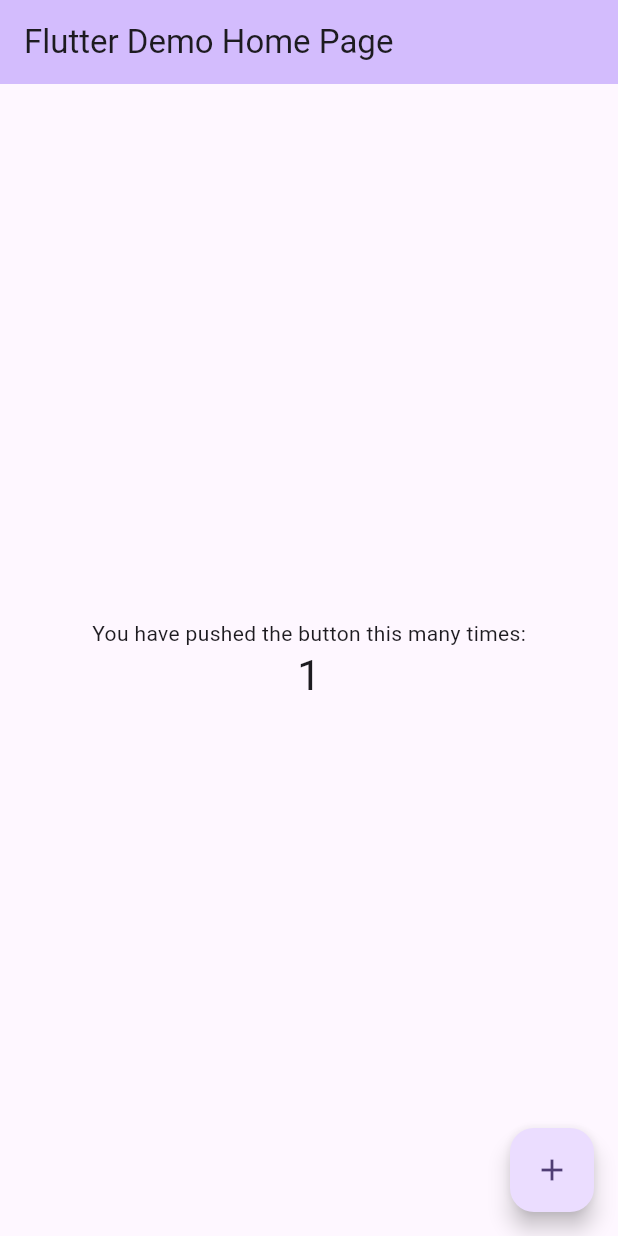
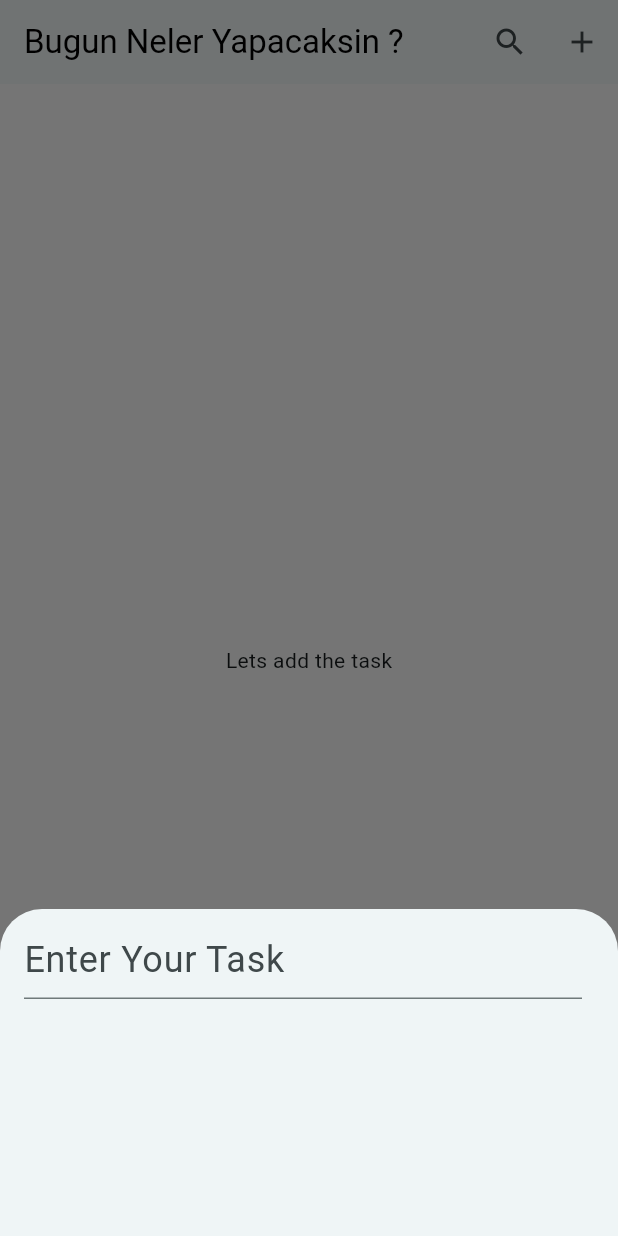
Before and after one commit to suleymansurucu/flutter_to_do_list, a Flutter app: the screen it shows after launch, after a tap on the "add" icon, on a phone screen of 412 x 824 dp. Run offline on Flutter 3.47's test engine with Material 3 defaults, Android fonts, the phone set to English and light mode, and no system bars; our stand-ins replace flutter_datetime_picker_plus, get_it, hive, hive_flutter; accounts and stored records are empty.

Commit message:
feat : additioanal hive, get it packages

```diff
--- /dev/null
+++ b/lib/data/local_storage.dart
@@ -0,0 +1,59 @@
+import 'package:hive_flutter/hive_flutter.dart';
+
+import '../models/task_model.dart';
+
+abstract class LocalStorage{
+  Future<void> addTask({required Task task});
+  Future<Task?> getTask({required String id});
+
+  Future<List<Task>> getAllTask();
+  Future<bool> deleteTask({required Task task});
+  Future<bool> updateTask({required Task task});
+}
+
+class HiveLocalStorage extends LocalStorage{
+
+  late Box<Task> _taskBox;
+  HiveLocalStorage(){
+    _taskBox = Hive.box<Task>('tasks');
+  }
+  @override
+  Future<void> addTask({required Task task}) async {
+   await _taskBox.put(task.id, task);
+  }
+
+  @override
+  Future<bool> deleteTask({required Task task}) async {
+    await _taskBox.delete(task.id);
+    // await task.delete();
+    return true;
+  }
+
+
+  @override
+  Future<List<Task>> getAllTask() async {
+   List<Task> _allTask = <Task>[];
+   _allTask = _taskBox.values.toList();
+   if (_allTask.isNotEmpty) {
+     _allTask.sort((Task a, Task b)=>b.createdAt.compareTo(a.createdAt));
+   }
+     return _allTask;
+
+  }
+
+  @override
+  Future<Task?> getTask({required String id}) async{
+    if (_taskBox.containsKey(id)) {
+      return _taskBox.get(id);
+    }  else{
+      return null;
+    }
+  }
+
+  @override
+  Future<bool> updateTask({required Task task}) async {
+   await task.save();
+   return true;
+  }
+
+}
--- a/lib/main.dart
+++ b/lib/main.dart
@@ -1,6 +1,35 @@
 import 'package:flutter/material.dart';
+import 'package:flutter/services.dart';
+import 'package:get_it/get_it.dart';
+import 'package:hive/hive.dart';
+import 'package:hive_flutter/adapters.dart';
+import 'package:to_do_list_project/data/local_storage.dart';
+import 'package:to_do_list_project/models/task_model.dart';
+import 'package:to_do_list_project/pages/home_page.dart';
 
-void main() {
+final locator = GetIt.instance;
+
+void setup() {
+  locator.registerSingleton<LocalStorage>(HiveLocalStorage());
+}
+
+Future<void> setupHive() async {
+  await Hive.initFlutter();
+  Hive.registerAdapter(TaskAdapter());
+  var taskBox= await Hive.openBox<Task>('tasks');
+  taskBox.values.forEach((element){
+    if (element.createdAt.day != DateTime.now().day) {
+      taskBox.delete(element.id);
+    }
+  });
+}
+
+void main() async {
+  WidgetsFlutterBinding.ensureInitialized();
+ await setupHive();
+  setup();
+  SystemChrome.setSystemUIOverlayStyle(
+      SystemUiOverlayStyle(statusBarColor: Colors.transparent));
   runApp(const MyApp());
 }
 
@@ -11,6 +40,7 @@
   @override
   Widget build(BuildContext context) {
     return MaterialApp(
+      debugShowCheckedModeBanner: false,
       title: 'Flutter Demo',
       theme: ThemeData(
         // This is the theme of your application.
@@ -28,98 +58,10 @@
         //
         // This works for code too, not just values: Most code changes can be
         // tested with just a hot reload.
-        colorScheme: ColorScheme.fromSeed(seedColor: Colors.deepPurple),
+        colorScheme: ColorScheme.fromSeed(seedColor: Colors.white),
         useMaterial3: true,
       ),
-      home: const MyHomePage(title: 'Flutter Demo Home Page'),
+      home: const HomePage(),
     );
   }
 }
-
-class MyHomePage extends StatefulWidget {
-  const MyHomePage({super.key, required this.title});
-
-  // This widget is the home page of your application. It is stateful, meaning
-  // that it has a State object (defined below) that contains fields that affect
-  // how it looks.
-
-  // This class is the configuration for the state. It holds the values (in this
-  // case the title) provided by the parent (in this case the App widget) and
-  // used by the build method of the State. Fields in a Widget subclass are
-  // always marked "final".
-
-  final String title;
-
-  @override
-  State<MyHomePage> createState() => _MyHomePageState();
-}
-
-class _MyHomePageState extends State<MyHomePage> {
-  int _counter = 0;
-
-  void _incrementCounter() {
-    setState(() {
-      // This call to setState tells the Flutter framework that something has
-      // changed in this State, which causes it to rerun the build method below
-      // so that the display can reflect the updated values. If we changed
-      // _counter without calling setState(), then the build method would not be
-      // called again, and so nothing would appear to happen.
-      _counter++;
-    });
-  }
-
-  @override
-  Widget build(BuildContext context) {
-    // This method is rerun every time setState is called, for instance as done
-    // by the _incrementCounter method above.
-    //
-    // The Flutter framework has been optimized to make rerunning build methods
-    // fast, so that you can just rebuild anything that needs updating rather
-    // than having to individually change instances of widgets.
-    return Scaffold(
-      appBar: AppBar(
-        // TRY THIS: Try changing the color here to a specific color (to
-        // Colors.amber, perhaps?) and trigger a hot reload to see the AppBar
-        // change color while the other colors stay the same.
-        backgroundColor: Theme.of(context).colorScheme.inversePrimary,
-        // Here we take the value from the MyHomePage object that was created by
-        // the App.build method, and use it to set our appbar title.
-        title: Text(widget.title),
-      ),
-      body: Center(
-        // Center is a layout widget. It takes a single child and positions it
-        // in the middle of the parent.
-        child: Column(
-          // Column is also a layout widget. It takes a list of children and
-          // arranges them vertically. By default, it sizes itself to fit its
-          // children horizontally, and tries to be as tall as its parent.
-          //
-          // Column has various properties to control how it sizes itself and
-          // how it positions its children. Here we use mainAxisAlignment to
-          // center the children vertically; the main axis here is the vertical
-          // axis because Columns are vertical (the cross axis would be
-          // horizontal).
-          //
-          // TRY THIS: Invoke "debug painting" (choose the "Toggle Debug Paint"
-          // action in the IDE, or press "p" in the console), to see the
-          // wireframe for each widget.
-          mainAxisAlignment: MainAxisAlignment.center,
-          children: <Widget>[
-            const Text(
-              'You have pushed the button this many times:',
-            ),
-            Text(
-              '$_counter',
-              style: Theme.of(context).textTheme.headlineMedium,
-            ),
-          ],
-        ),
-      ),
-      floatingActionButton: FloatingActionButton(
-        onPressed: _incrementCounter,
-        tooltip: 'Increment',
-        child: const Icon(Icons.add),
-      ), // This trailing comma makes auto-formatting nicer for build methods.
-    );
-  }
-}
--- /dev/null
+++ b/lib/models/task_model.dart
@@ -0,0 +1,22 @@
+import 'package:hive/hive.dart';
+import 'package:uuid/uuid.dart';
+part 'task_model.g.dart';
+
+@HiveType(typeId: 1)
+class Task extends HiveObject{
+  @HiveField(0)
+  final String id;
+  @HiveField(1)
+   String name;
+  @HiveField(2)
+  final DateTime createdAt;
+  @HiveField(3)
+   bool isCompleted;
+
+  Task({required this.id, required this.name, required this.createdAt, required this.isCompleted});
+
+  factory Task.create({required String name, required DateTime createdAt}){
+    return Task(id: Uuid().v1(), name: name, createdAt: createdAt, isCompleted: false);
+  }
+
+}
--- /dev/null
+++ b/lib/pages/home_page.dart
@@ -0,0 +1,123 @@
+import 'package:flutter/material.dart';
+import 'package:flutter_datetime_picker_plus/flutter_datetime_picker_plus.dart';
+import 'package:to_do_list_project/data/local_storage.dart';
+import 'package:to_do_list_project/main.dart';
+import 'package:to_do_list_project/widgets/task_list_item.dart';
+
+import '../models/task_model.dart';
+
+class HomePage extends StatefulWidget {
+  const HomePage({super.key});
+
+  @override
+  State<HomePage> createState() => _HomePageState();
+}
+
+class _HomePageState extends State<HomePage> {
+  late List<Task> _allTask;
+  late LocalStorage _localStorage;
+
+  @override
+  void initState() {
+    // TODO: implement initState
+    super.initState();
+    _localStorage = locator<LocalStorage>();
+    _allTask = <Task>[];
+    getAllTaskFromDb();
+  }
+
+  @override
+  Widget build(BuildContext context) {
+    return Scaffold(
+      backgroundColor: Colors.white,
+      appBar: AppBar(
+        title: GestureDetector(
+            onTap: () {
+              _showAddTaskBottomSheet(context);
+            },
+            child: Text(
+              'Bugun Neler Yapacaksin ?',
+              style: TextStyle(color: Colors.black),
+            )),
+        centerTitle: false,
+        actions: [
+          IconButton(onPressed: () {}, icon: Icon(Icons.search)),
+          IconButton(
+              onPressed: () {
+                _showAddTaskBottomSheet(context);
+              },
+              icon: Icon(Icons.add)),
+        ],
+      ),
+      body: _allTask.isNotEmpty
+          ? ListView.builder(
+              itemBuilder: (context, index) {
+                var _selectedListElement = _allTask[index];
+                return Dismissible(
+                    key: Key(_selectedListElement.id),
+                    background: Row(
+                      mainAxisAlignment: MainAxisAlignment.center,
+                      children: [
+                        Icon(
+                          Icons.delete,
+                          color: Colors.grey,
+                        ),
+                        SizedBox(width: 8),
+                        Text('The Task deleted'),
+                      ],
+                    ),
+                    onDismissed: (direction) {
+                      setState(() {
+                        _allTask.removeAt(index);
+                         _localStorage.deleteTask(task: _selectedListElement);
+                      });
+                    },
+                    child: TaskListItem(task: _selectedListElement));
+              },
+              itemCount: _allTask.length,
+            )
+          : Center(
+              child: Text('Lets add the task'),
+            ),
+    );
+  }
+
+  void _showAddTaskBottomSheet(BuildContext context) {
+    showModalBottomSheet(
+        context: context,
+        builder: (context) {
+          return Container(
+            // padding: EdgeInsets.only(bottom: MediaQuery.of(context).viewInsets.bottom),
+            padding: EdgeInsets.only(bottom: 150),
+
+            width: MediaQuery.of(context).size.width,
+            child: ListTile(
+              title: TextField(
+                style: TextStyle(fontSize: 24),
+                decoration: InputDecoration(
+                  hintText: 'Enter Your Task',
+                ),
+                onSubmitted: (value) {
+                  Navigator.of(context).pop();
+                  if (value.length > 3) {
+                    DatePicker.showTimePicker(context, showSecondsColumn: false,
+                        onConfirm: (time) async {
+                      var newAddTask =
+                          Task.create(name: value, createdAt: time);
+                      _allTask.add(newAddTask);
+                      await _localStorage.addTask(task: newAddTask);
+                      setState(() {});
+                    });
+                  }
+                },
+              ),
+            ),
+          );
+        });
+  }
+
+  void getAllTaskFromDb() async {
+    _allTask = await _localStorage.getAllTask();
+    setState(() {});
+  }
+}
```
Also changed, not shown: lib/widgets/task_list_item.dart (added, +84 -0 lines), pubspec.yaml (+10 -0 lines), lib/models/task_model.g.dart (added), pubspec.lock, 10 other files.
